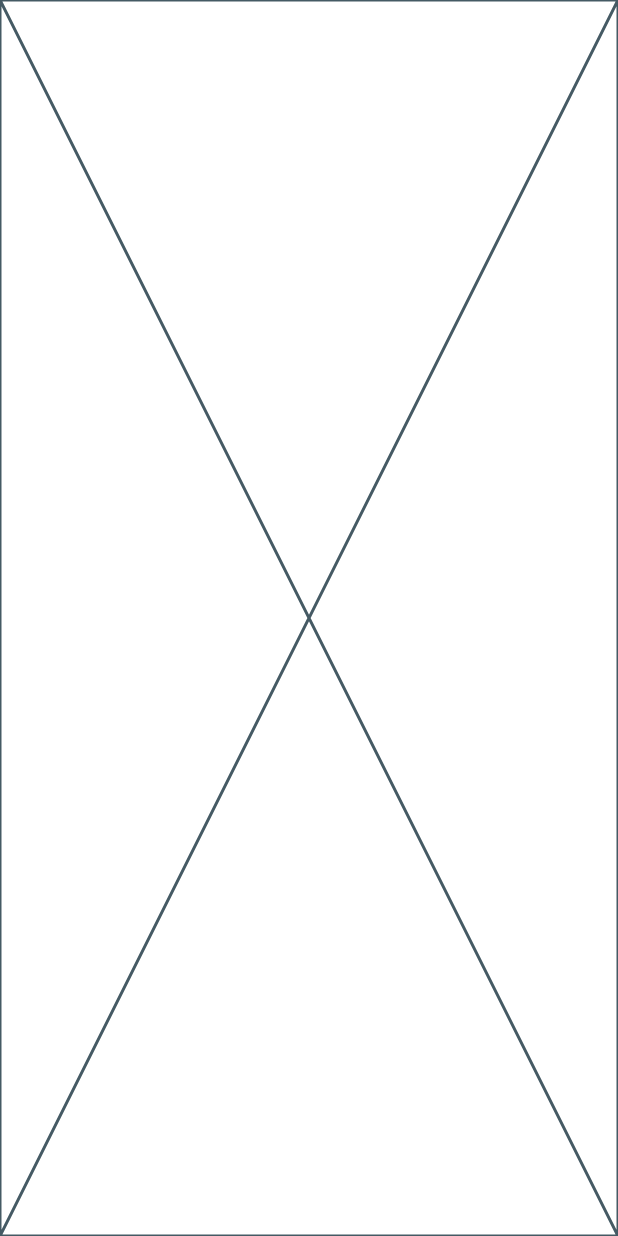
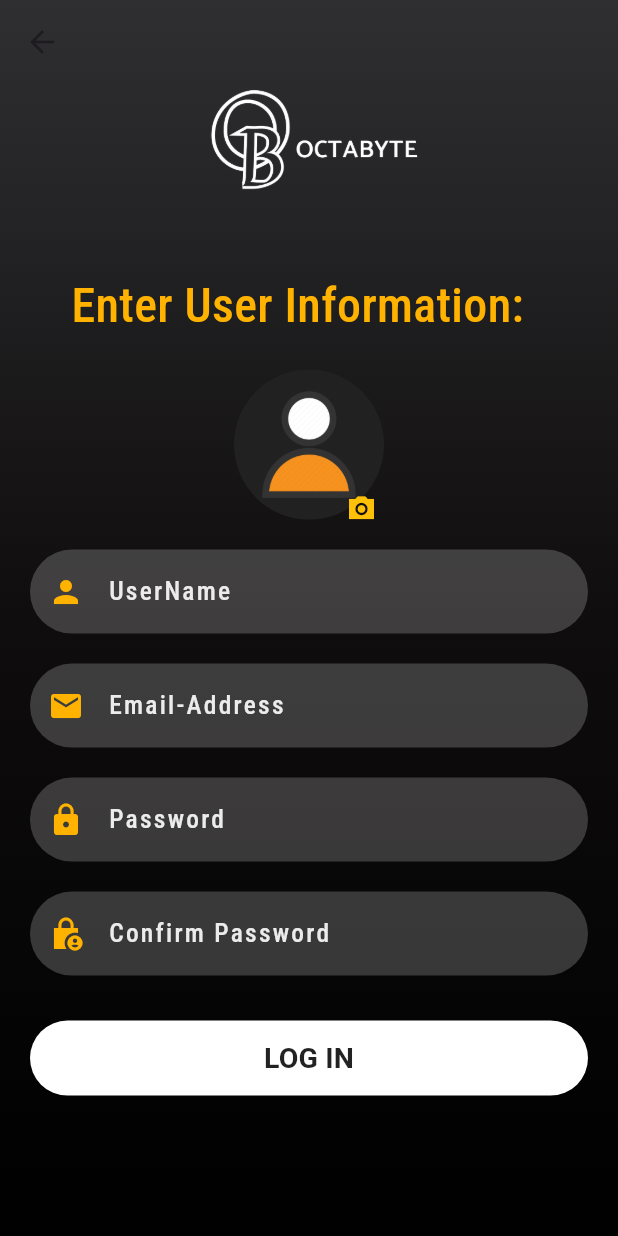
Before and after one commit to XGNoir95/octa_byte, a Flutter app: the screen it shows after launch, after a tap on "Sign Up", on a phone screen of 412 x 824 dp. Run offline on Flutter 3.47's test engine with Material 3 defaults, Android fonts, the phone set to English and light mode, and no system bars.

Commit message:
login commit3

```diff
--- a/lib/reusable_widgets/reuseable_widget.dart
+++ b/lib/reusable_widgets/reuseable_widget.dart
@@ -15,12 +15,12 @@ TextField reusableTextField(String text, IconData icon, bool isPasswordType, Tex
     autocorrect: !isPasswordType,
     cursorColor: Colors.white,
     style: TextStyle(color: Colors.white.withOpacity(0.9)),
-    decoration: InputDecoration(prefixIcon: Icon(icon,color: Colors.white70,),
+    decoration: InputDecoration(prefixIcon: Icon(icon,color: Colors.amber[600],),
     labelText: text,
-      labelStyle: TextStyle(color: Colors.white.withOpacity(0.9)),
+      labelStyle: TextStyle(color: Colors.white.withOpacity(0.9),fontSize: 17,letterSpacing: 1.5,fontFamily: 'RobotoCondensed'),
       filled: true,
       floatingLabelBehavior: FloatingLabelBehavior.never,
-      fillColor: Colors.white.withOpacity(0.3),
+      fillColor: Colors.white.withOpacity(0.2),
       border: OutlineInputBorder(
           borderRadius: BorderRadius.circular(30.0),
           borderSide: const BorderSide(width: 0, style: BorderStyle.none)),
@@ -44,7 +44,7 @@ Container signInSignUpButton(BuildContext context, bool isLogin, Function onTap)
       child: Text(
         isLogin ? 'LOG IN' : 'SIGN UP',
         style: const TextStyle(
-          color: Colors.black87, fontWeight: FontWeight.bold, fontSize: 16
+          color: Colors.black87, fontWeight: FontWeight.bold, fontSize: 19,
         ),
       ),
       style: ButtonStyle(
--- a/lib/screens/home_screen.dart
+++ b/lib/screens/home_screen.dart
@@ -0,0 +1,24 @@
+import 'package:flutter/material.dart';
+import 'package:octa_byte/screens/signin_screen.dart';
+class HomeScreen extends StatefulWidget {
+  const HomeScreen({super.key});
+
+  @override
+  State<HomeScreen> createState() => _HomeScreenState();
+}
+
+class _HomeScreenState extends State<HomeScreen> {
+  @override
+  Widget build(BuildContext context) {
+    return Scaffold(
+      body: Center(
+        child: ElevatedButton(
+          child: Text("Logout"),
+          onPressed: (){
+            Navigator.push(context, MaterialPageRoute(builder: (context)=>SignInScreen()));
+          },
+        ),
+      ),
+    );
+  }
+}
--- a/lib/screens/signin_screen.dart
+++ b/lib/screens/signin_screen.dart
@@ -1,5 +1,6 @@
 import 'package:flutter/material.dart';
 import 'package:octa_byte/reusable_widgets/reuseable_widget.dart';
+import 'package:octa_byte/screens/home_screen.dart';
 import 'package:octa_byte/screens/signup_screen.dart';
 import 'package:octa_byte/utils/color_utils.dart';
 
@@ -38,20 +39,22 @@ class _SignInScreenState extends State<SignInScreen> {
               padding: EdgeInsets.fromLTRB(
                 20, MediaQuery.of(context).size.height * 0.005, 20, 0,
               ),
-              child: Image.asset("assets/images/logo.png"),
+              child: Image.asset("assets/images/logo.png",height: 350,),
             ),
             Padding(
               padding: const EdgeInsets.fromLTRB(15, 0, 15, 0),
               child: Text(
-                "Welcome Back, Sign In Now!",
+                "Sign In To Continue: ",
                 style: TextStyle(
                   color: Colors.amber[600],
-                  fontSize: 25,
-                  fontFamily: 'Inter',
+                  fontSize: 32,
+                  fontFamily: 'RobotoCondensed',
+                  //letterSpacing: 1
                   //fontWeight: FontWeight.bold,
                 ),
               ),
             ),
+
             Expanded(
               child: ListView(
                 padding: EdgeInsets.symmetric(horizontal: 20),
@@ -59,15 +62,18 @@ class _SignInScreenState extends State<SignInScreen> {
                   SizedBox(
                     height: 30,
                   ),
-                  reusableTextField("Enter UserName", Icons.person_outline, false, _emailTextController),
+
+                  reusableTextField("UserName", Icons.person, false, _emailTextController),
                   SizedBox(
                     height: 30,
                   ),
-                  reusableTextField("Enter Password", Icons.lock_outline, true, _passwordTextController),
+                  reusableTextField("Password", Icons.lock, true, _passwordTextController),
                   SizedBox(
                     height: 30,
                   ),
-                  signInSignUpButton(context, true, () {}),
+                  signInSignUpButton(context, true, () {
+                    Navigator.push(context, MaterialPageRoute(builder: (context)=>HomeScreen()));
+                  }),
                   signUpOption(),
                 ],
               ),
@@ -82,14 +88,14 @@ class _SignInScreenState extends State<SignInScreen> {
     return Row(
       mainAxisAlignment: MainAxisAlignment.center,
       children: [
-        const Text("Don't have an account?", style: TextStyle(fontSize: 18,color: Colors.white70,fontWeight: FontWeight.bold,)),
+        const Text("Don't have an account?", style: TextStyle(fontSize: 18,color: Colors.white70,fontWeight: FontWeight.bold,fontFamily: 'RobotoCondensed',)),
         GestureDetector(
           onTap: () {
             Navigator.push(context, MaterialPageRoute(builder: (context) => SignUpScreen()));
           },
           child: const Text(
             " Sign Up",
-            style: TextStyle(fontSize: 18,color: Colors.amber, fontWeight: FontWeight.bold),
+            style: TextStyle(fontSize: 18,color: Colors.amber, fontWeight: FontWeight.bold,fontFamily: 'RobotoCondensed',),
           ),
         )
       ],
--- a/lib/screens/signup_screen.dart
+++ b/lib/screens/signup_screen.dart
@@ -1,4 +1,7 @@
 import 'package:flutter/material.dart';
+import 'package:octa_byte/reusable_widgets/reuseable_widget.dart';
+import 'package:octa_byte/screens/home_screen.dart';
+import 'package:octa_byte/utils/color_utils.dart';
 class SignUpScreen extends StatefulWidget {
   const SignUpScreen({super.key});
 
@@ -7,8 +10,104 @@ class SignUpScreen extends StatefulWidget {
 }
 
 class _SignUpScreenState extends State<SignUpScreen> {
+  TextEditingController _passwordTextController = TextEditingController();
+  TextEditingController _conpasswordTextController = TextEditingController();
+  TextEditingController _emailTextController = TextEditingController();
+  TextEditingController _userNameTextController = TextEditingController();
   @override
   Widget build(BuildContext context) {
-    return const Placeholder();
+    return Scaffold(
+      extendBodyBehindAppBar: true,backgroundColor: Colors.white,
+      appBar: AppBar(
+        backgroundColor: Colors.transparent,
+        elevation: 0,
+        // title: const Text(
+        //   "Sign Up",
+        //   style: TextStyle(fontSize: 24, fontWeight: FontWeight.bold),
+        // ),
+      ),
+      body: Container(
+        width: MediaQuery.of(context).size.width,
+        height: MediaQuery.of(context).size.height,
+        decoration: BoxDecoration(
+          gradient: LinearGradient(colors: [
+            hexStringToColor("2F2F32"),
+            hexStringToColor("ff0f0d0d"),
+            hexStringToColor("000000")
+          ],begin: Alignment.topCenter, end: Alignment.bottomCenter)),
+
+        child:Column(
+          children: <Widget>[
+            Padding(
+              padding: EdgeInsets.fromLTRB(
+                20, MediaQuery.of(context).size.height * 0.0005, 10, 0,
+              ),
+              child: Image.asset("assets/images/logo.png",height: 180,),
+            ),
+            Padding(
+              padding: const EdgeInsets.fromLTRB(15, 0, 15, 0),
+              child: Text(
+                "Enter User Information:  ",
+                style: TextStyle(
+                  color: Colors.amber[600],
+                  fontSize: 32,
+                  fontFamily: 'RobotoCondensed',
+                  //letterSpacing: 1
+                  //fontWeight: FontWeight.bold,
+                ),
+              ),
+            ),
+
+            Expanded(
+              child: ListView(
+                padding: const EdgeInsets.symmetric(horizontal: 20),
+                children: <Widget>[
+                  const SizedBox(
+                    height: 20,
+                  ),
+                  Center(
+                    child: Stack(children: <Widget>[
+                      CircleAvatar(
+                        radius: 50,
+                        backgroundColor: Colors.grey[900],
+                        backgroundImage: AssetImage("assets/images/icon.png"),
+                      ),
+                      const Positioned(
+                          bottom: -3,
+                          right: 5,
+                          child: Icon(
+                            Icons.camera_alt_sharp,
+                            color: Colors.amber,
+                            size: 20,
+                          )),
+                    ],),
+                  ),
+                const SizedBox(
+                  height: 20,
+                ),
+                reusableTextField("UserName", Icons.person, false, _userNameTextController),
+                const SizedBox(
+                  height: 20,
+                ),
+                reusableTextField("Email-Address" ,Icons.mail, false, _emailTextController),
+                const SizedBox(
+                  height: 20,
+                ),
+                reusableTextField("Password", Icons.lock, true, _passwordTextController),
+                  const SizedBox(
+                    height: 20,
+                  ),
+                  reusableTextField("Confirm Password", Icons.lock_person_sharp, true, _conpasswordTextController),
+                const SizedBox(
+                  height: 20,
+                ),
+                signInSignUpButton(context, true, (){
+                  Navigator.push(context, MaterialPageRoute(builder: (context)=>HomeScreen()));
+                })
+              ]
+          ),)],
+        ),
+      ),
+    );
   }
 }
```
Also changed, not shown: pubspec.yaml (+6 -2 lines), assets/images/icon.png (added), fonts/RobotoCondensed-Medium.ttf (added), pubspec.lock, 5 other files.
